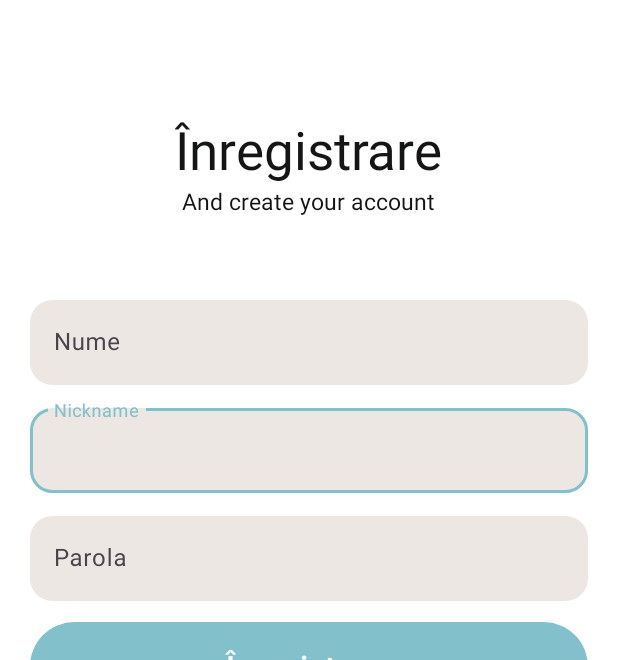
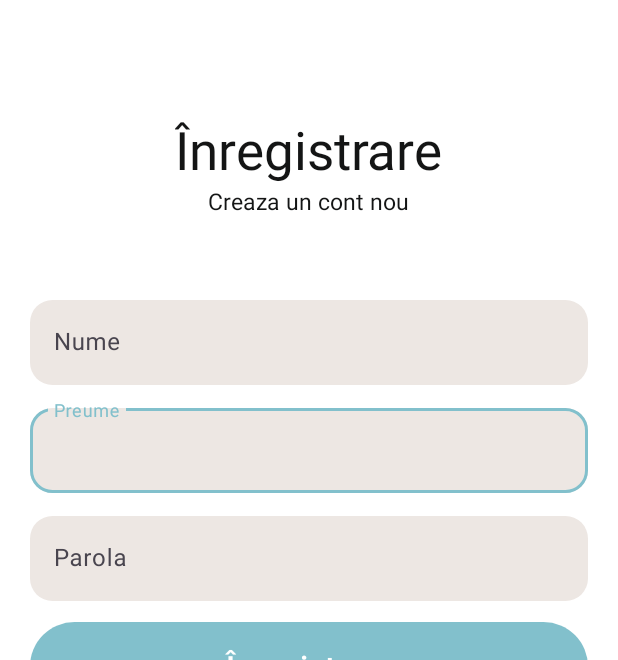
Before and after one commit to M1XaM/AgeSync, an Android app: the SignUpActivity screen opened directly, with no data from a screen before it, on a phone screen of 412 x 824 dp, the part 91-751 px from its top. Run offline under Robolectric (Android 15) with nearby library versions, the light colour scheme and no system bars.

Commit message:
Last fixes

```diff
--- a/app/src/main/res/layout/activity_login.xml
+++ b/app/src/main/res/layout/activity_login.xml
@@ -75,7 +75,7 @@
                     android:layout_width="wrap_content"
                     android:layout_height="wrap_content"
                     android:layout_centerHorizontal="true"
-                    android:text="Introduceți datele pentru a vă accesa accauntul"
+                    android:text="Introduceți datele pentru a vă accesa contul"
                     android:textColor="@color/black"
                     android:textSize="15sp"
                     android:layout_below="@id/welcome_text_view"
@@ -100,7 +100,7 @@
                     android:layout_marginStart="20dp"
                     android:layout_marginTop="10dp"
                     android:layout_marginEnd="20dp"
-                    android:hint="Nickname"
+                    android:hint="Nume Prenume"
                     app:boxBackgroundColor="@color/gray400"
                     app:boxCornerRadiusBottomEnd="15dp"
                     app:boxCornerRadiusBottomStart="15dp"
--- a/app/src/main/res/layout/activity_signup.xml
+++ b/app/src/main/res/layout/activity_signup.xml
@@ -75,7 +75,7 @@
                     android:layout_width="wrap_content"
                     android:layout_height="wrap_content"
                     android:layout_centerHorizontal="true"
-                    android:text="And create your account"
+                    android:text="Creaza un cont nou"
                     android:textColor="@color/black"
                     android:textSize="15sp"
                     android:layout_below="@id/welcome_text_view"
@@ -100,7 +100,7 @@
                     android:layout_marginStart="20dp"
                     android:layout_marginTop="10dp"
                     android:layout_marginEnd="20dp"
-                    android:hint="Nickname"
+                    android:hint="Preume"
                     app:boxBackgroundColor="@color/gray400"
                     app:boxCornerRadiusBottomEnd="15dp"
                     app:boxCornerRadiusBottomStart="15dp"
```
